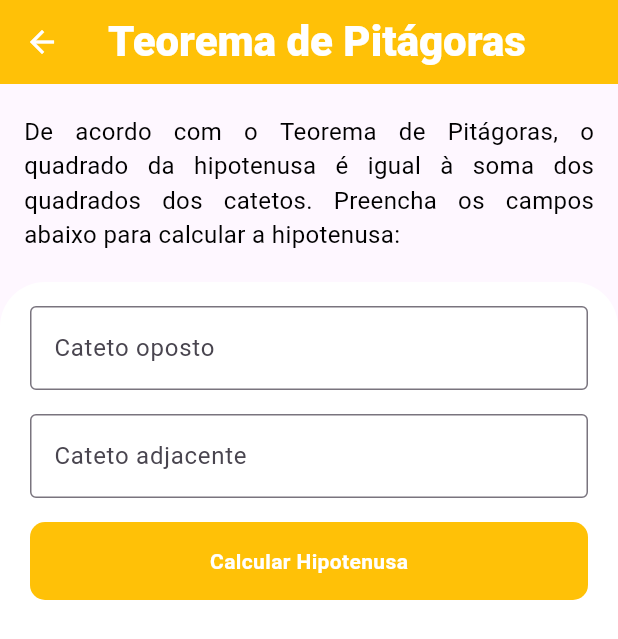
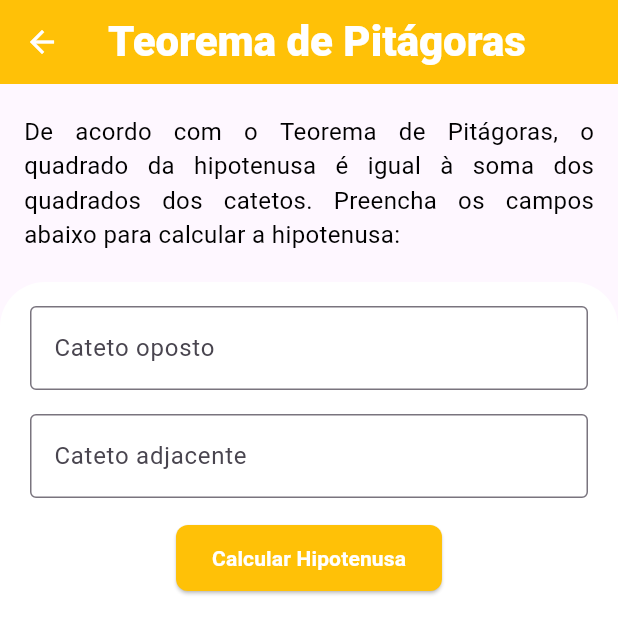
Before and after one commit to sanderpiva/algebrando_final, a Flutter app: the PythagorasCalculationScreen screen opened by its route, on a phone screen of 412 x 824 dp. Shown: the top 639 px of the screen. Run offline on Flutter 3.47's test engine with Material 3 defaults, Android fonts, the phone set to English and light mode, and no system bars; our stand-ins replace auto_size_text.

Commit message:
Add files via upload

```diff
--- a/lib/pages/pythagoras_calculation_screen.dart
+++ b/lib/pages/pythagoras_calculation_screen.dart
@@ -136,27 +136,26 @@ Com os valores inseridos, o cálculo foi realizado, e a hipotenusa é aproximada
                             },
                           ),
                         ),
-                        // Action Button
-                        Padding(
-                          padding: const EdgeInsets.only(bottom: 20),
-                          child: GestureDetector(
-                            onTap: _calculateHypotenuse,
-                            child: Container(
-                              width: double.infinity,
-                              padding: const EdgeInsets.all(16),
-                              decoration: BoxDecoration(
-                                color: context.colors.primary,
-                                borderRadius: BorderRadius.circular(10),
+                        Center(
+                          child: ElevatedButton(
+                            onPressed: _calculateHypotenuse,
+                            style: ElevatedButton.styleFrom(
+                              padding: const EdgeInsets.symmetric(
+                                horizontal: 24,
+                                vertical: 12,
                               ),
-                              child: Center(
-                                child: Text(
-                                  'Calcular Hipotenusa',
-                                  style: context.textStyles.textButtonlabel.copyWith(color: Colors.white),
-                                ),
+                              backgroundColor: context.colors.primary,
+                              shape: RoundedRectangleBorder(
+                                borderRadius: BorderRadius.circular(8),
                               ),
+                            ),
+                            child: Text(
+                              'Calcular Hipotenusa',
+                              style: context.textStyles.textButtonlabel.copyWith(color: Colors.white),
                             ),
                           ),
                         ),
+                        const SizedBox(height: 20),
                         // Results Section
                         if (result.isNotEmpty)
                           Column(
```
Also changed, not shown: lib/pages/proportion_calculation_screen.dart (+18 -19 lines).
